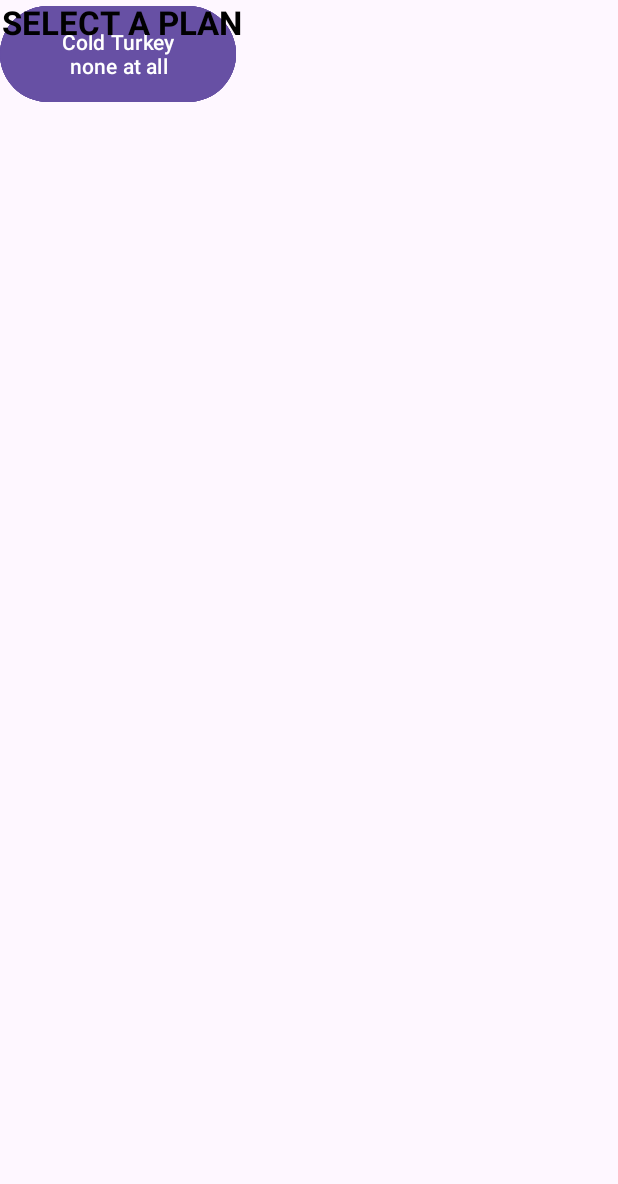
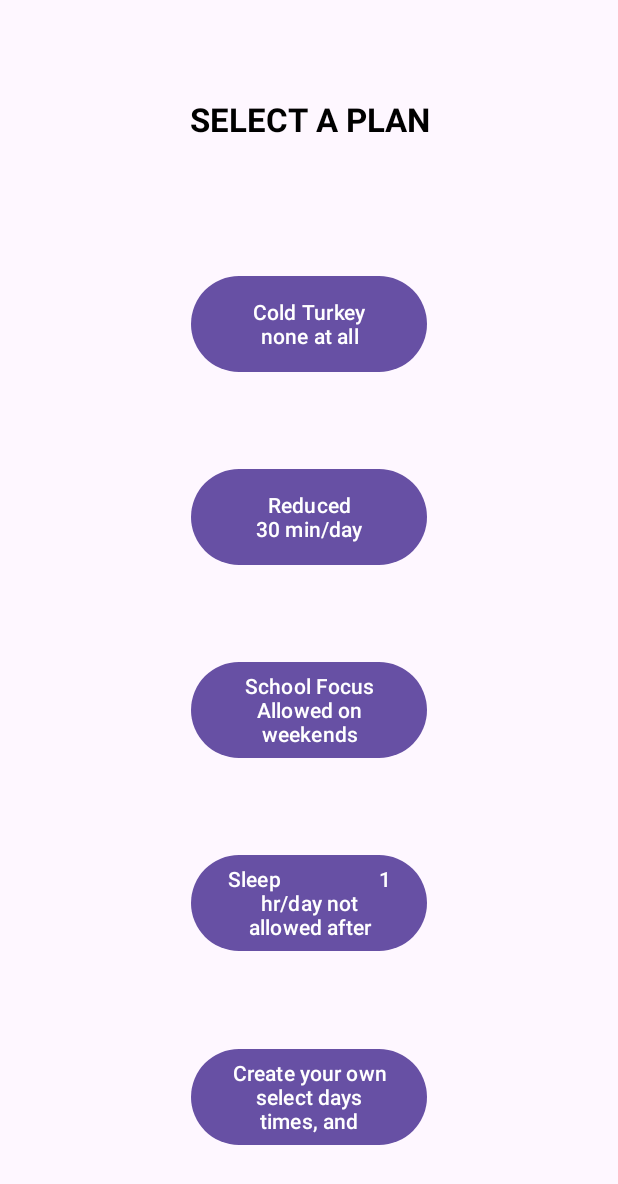
Before and after one commit to zhanjz22/AddictionFighter2, an Android app: the layout wireframe1.xml on its own in the app's theme, with its tools: preview values and no code run, on a phone screen of 412 x 824 dp. Shown: the top 1184 px of the screen. Run offline under Robolectric (Android 15) with nearby library versions, the phone set to English and light mode, and no system bars.

Commit message:
Added plan select into project

```diff
--- a/app/src/main/AndroidManifest.xml
+++ b/app/src/main/AndroidManifest.xml
@@ -24,6 +24,9 @@
 
         <activity
             android:name=".UsageStatsActivity" />
+        <activity android:name=".PlanCreate" />
+
+
     </application>
 
     <uses-permission android:name="android.permission.PACKAGE_USAGE_STATS"
--- a/app/src/main/java/com/example/addictionfighter2/MainActivity.java
+++ b/app/src/main/java/com/example/addictionfighter2/MainActivity.java
@@ -34,6 +34,17 @@ public class MainActivity extends AppCompatActivity {
             );
             startActivity(usageStatsIntent);
         });
+
+        Button buttonPlan = findViewById(
+                R.id.button_plan
+        );
+        buttonPlan.setOnClickListener(view -> {
+            Intent planCreate = new Intent(
+                    getApplicationContext(), PlanCreate.class
+            );
+            startActivity(planCreate);
+        });
+
 
         Button buttonNotify = findViewById(R.id.button_notify);
 
--- /dev/null
+++ b/app/src/main/java/com/example/addictionfighter2/PlanCreate.java
@@ -0,0 +1,16 @@
+package com.example.addictionfighter2;
+
+import android.os.Bundle;
+
+import androidx.appcompat.app.AppCompatActivity;
+
+public class PlanCreate extends AppCompatActivity {
+    @Override
+    protected void onCreate(Bundle savedInstanceState){
+        super.onCreate(savedInstanceState);
+        setContentView(R.layout.wireframe1);
+
+
+
+    }
+}
--- a/app/src/main/res/layout/activity_main.xml
+++ b/app/src/main/res/layout/activity_main.xml
@@ -36,4 +36,12 @@
         app:layout_constraintStart_toStartOf="parent"
         app:layout_constraintTop_toTopOf="parent" />
 
+    <Button
+        android:id="@+id/button_plan"
+        android:layout_width="wrap_content"
+        android:layout_height="wrap_content"
+        android:text="Create a plan"
+        tools:layout_editor_absoluteX="161dp"
+        tools:layout_editor_absoluteY="284dp" />
+
 </androidx.constraintlayout.widget.ConstraintLayout>
--- /dev/null
+++ b/app/src/main/res/layout/plan.xml
@@ -0,0 +1,6 @@
+<?xml version="1.0" encoding="utf-8"?>
+<androidx.constraintlayout.widget.ConstraintLayout xmlns:android="http://schemas.android.com/apk/res/android"
+    android:layout_width="match_parent"
+    android:layout_height="match_parent">
+
+</androidx.constraintlayout.widget.ConstraintLayout>
--- a/app/src/main/res/layout/wireframe1.xml
+++ b/app/src/main/res/layout/wireframe1.xml
@@ -6,59 +6,79 @@
     android:layout_height="match_parent">
 
     <Button
-        android:id="@+id/button2"
+        android:id="@+id/button_reduced"
         android:layout_width="157dp"
         android:layout_height="72dp"
         android:contentDescription="hello"
         android:text="Reduced             30 min/day"
-        tools:layout_editor_absoluteX="127dp"
-        tools:layout_editor_absoluteY="229dp" />
+        app:layout_constraintBottom_toTopOf="@id/button_school_focus"
+        app:layout_constraintEnd_toEndOf="parent"
+        app:layout_constraintStart_toStartOf="parent"
+        app:layout_constraintTop_toBottomOf="@id/button_cold" />
 
     <Button
-        android:id="@+id/button2"
+        android:id="@+id/button_school_focus"
         android:layout_width="157dp"
         android:layout_height="72dp"
         android:text="School Focus            Allowed on weekends"
-        tools:layout_editor_absoluteX="127dp"
-        tools:layout_editor_absoluteY="329dp" />
+        app:layout_constraintBottom_toTopOf="@+id/button_sleep"
+        app:layout_constraintEnd_toEndOf="parent"
+        app:layout_constraintStart_toStartOf="parent"
+        app:layout_constraintTop_toBottomOf="@+id/button_reduced" />
 
     <Button
-        android:id="@+id/button2"
+        android:id="@+id/button_sleep"
         android:layout_width="157dp"
         android:layout_height="72dp"
+        android:layout_marginBottom="-200dp"
         android:text="Sleep                   1 hr/day not allowed after 9pm"
-        tools:layout_editor_absoluteX="127dp"
-        tools:layout_editor_absoluteY="431dp" />
+        app:layout_constraintBottom_toTopOf="@+id/button_create"
+        app:layout_constraintEnd_toEndOf="parent"
+        app:layout_constraintStart_toStartOf="parent"
+        app:layout_constraintTop_toBottomOf="@id/button_school_focus" />
 
     <Button
-        android:id="@+id/button2"
+        android:id="@+id/button_create"
         android:layout_width="157dp"
         android:layout_height="72dp"
+        android:layout_marginTop="-12dp"
         android:text="Create your own  select days times, and strength"
+        app:layout_constraintBottom_toBottomOf="parent"
+        app:layout_constraintEnd_toEndOf="parent"
+        app:layout_constraintStart_toStartOf="parent"
+        app:layout_constraintTop_toBottomOf="@+id/button_sleep"
         app:rippleColor="#E91E63"
-        app:strokeColor="@color/black"
-        tools:layout_editor_absoluteX="127dp"
-        tools:layout_editor_absoluteY="531dp" />
+        app:strokeColor="@color/black" />
 
     <Button
-        android:id="@+id/button2"
+        android:id="@+id/button_cold"
         android:layout_width="157dp"
         android:layout_height="72dp"
         android:contentDescription="hello"
         android:text="Cold Turkey none at all"
         tools:layout_editor_absoluteX="127dp"
-        tools:layout_editor_absoluteY="134dp" />
+        tools:layout_editor_absoluteY="134dp"
+        app:layout_constraintTop_toBottomOf="@+id/title"
+        app:layout_constraintEnd_toEndOf="parent"
+        app:layout_constraintStart_toStartOf="parent"
+        app:layout_constraintBottom_toTopOf="@+id/button_reduced" />
 
     <TextView
-        android:id="@+id/textView2"
+        android:id="@+id/title"
         android:layout_width="161dp"
         android:layout_height="50dp"
+        android:layout_marginStart="8dp"
+        android:layout_marginTop="8dp"
+        android:layout_marginEnd="8dp"
+        android:layout_marginBottom="8dp"
         android:text="Select a Plan"
         android:textAlignment="center"
         android:textAllCaps="true"
         android:textAppearance="@style/TextAppearance.AppCompat.Large"
         android:textColor="#000000"
         android:textStyle="bold"
-        tools:layout_editor_absoluteX="127dp"
-        tools:layout_editor_absoluteY="52dp" />
+        app:layout_constraintBottom_toTopOf="@+id/button_cold"
+        app:layout_constraintEnd_toEndOf="parent"
+        app:layout_constraintStart_toStartOf="parent"
+        app:layout_constraintTop_toTopOf="parent" />
 </androidx.constraintlayout.widget.ConstraintLayout>
```
